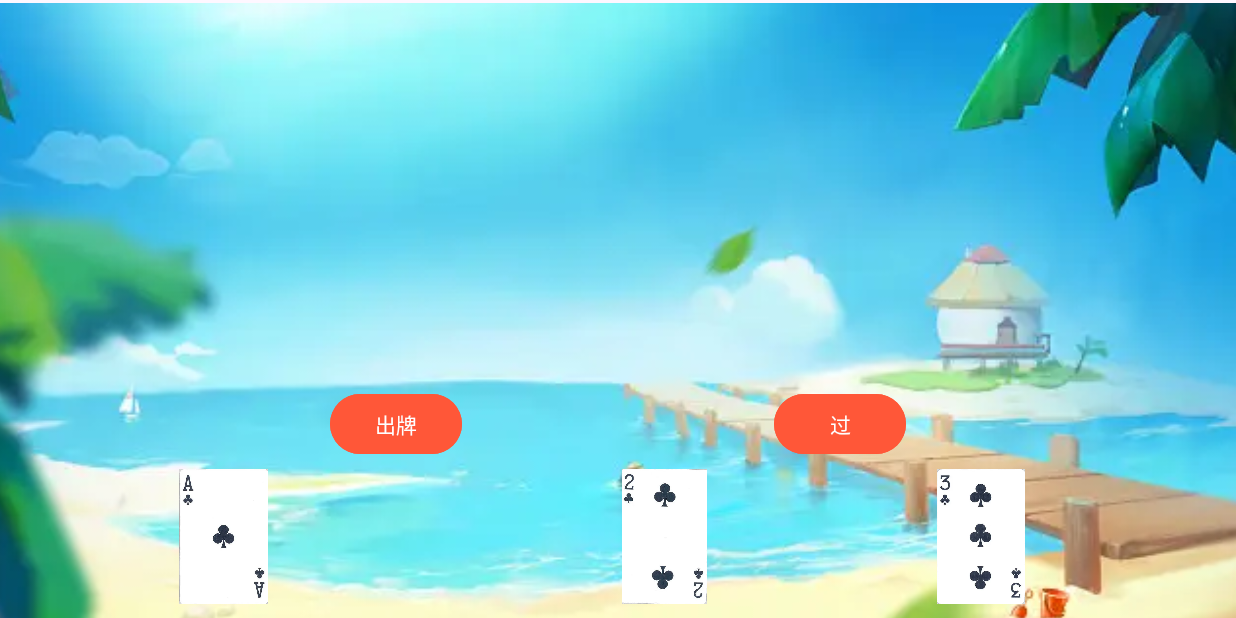
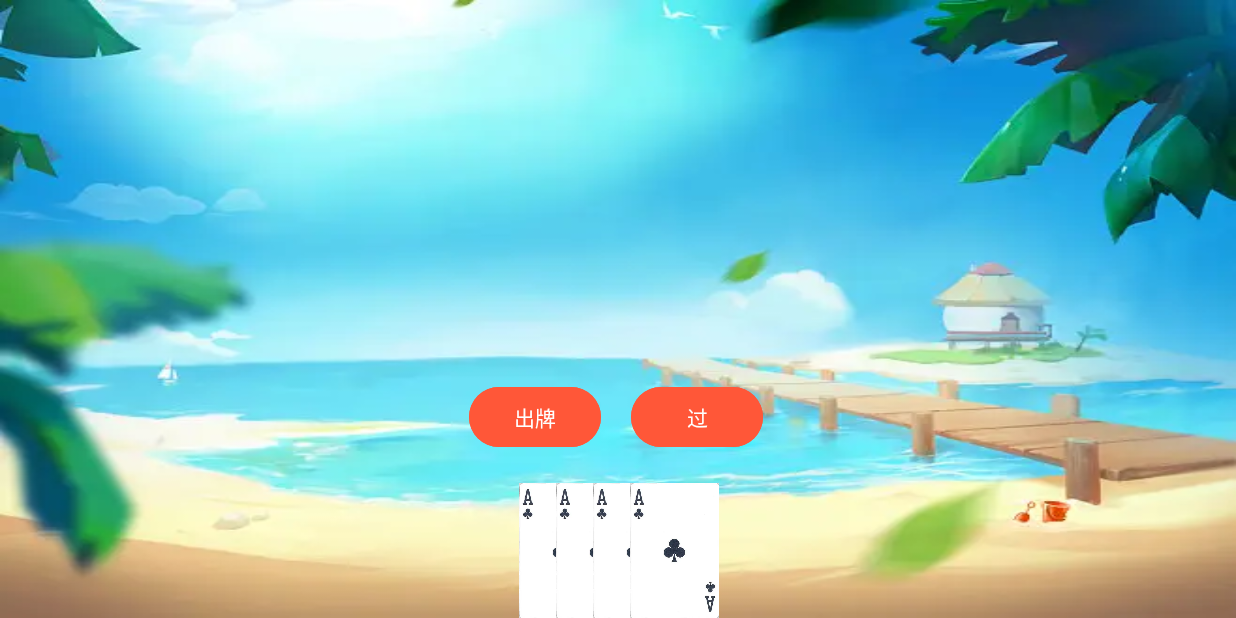
Before and after one commit to Jomocool/CDD, an Android app built with Jetpack Compose: the GamingInterfaceActivity screen opened directly, with no data from a screen before it, on a phone screen of 824 x 412 dp (held sideways). Run offline under Robolectric (Android 15) with nearby library versions, the light colour scheme and no system bars.

Commit message:
聪哥指导

```diff
--- a/app/src/main/res/layout/gaming_interface.xml
+++ b/app/src/main/res/layout/gaming_interface.xml
@@ -1,82 +1,85 @@
 <?xml version="1.0" encoding="utf-8"?>
-<RelativeLayout xmlns:android="http://schemas.android.com/apk/res/android"
+<androidx.constraintlayout.widget.ConstraintLayout xmlns:android="http://schemas.android.com/apk/res/android"
+    xmlns:app="http://schemas.android.com/apk/res-auto"
+    xmlns:tools="http://schemas.android.com/tools"
     android:layout_width="match_parent"
-    android:layout_height="match_parent">
+    android:layout_height="match_parent"
+    android:background="@mipmap/gaming_interface">
 
-
-    <ImageView
-        android:id="@+id/image_gaming_background"
-        android:layout_width="match_parent"
-        android:layout_height="match_parent"
-        android:layout_alignParentStart="true"
-        android:layout_alignParentTop="true"
-        android:layout_alignParentEnd="true"
-        android:layout_alignParentBottom="true"
-        android:layout_centerHorizontal="true"
-        android:layout_marginStart="-30dp"
-        android:layout_marginTop="2dp"
-        android:layout_marginEnd="-4dp"
-        android:layout_marginBottom="-1dp"
-        android:scaleType="centerCrop"
-        android:src="@mipmap/gaming_interface" />
-
+    <!--放置牌-->
     <LinearLayout
         android:id="@+id/playerCardsContainer"
-        android:layout_width="720dp"
+        android:layout_width="wrap_content"
         android:layout_height="90dp"
         android:layout_alignParentStart="true"
         android:layout_alignParentBottom="true"
-        android:layout_marginBottom="9dp"
         android:backgroundTint="@color/orange"
-        android:gravity="center"
-        android:orientation="horizontal">
+        android:gravity="bottom"
+        android:orientation="horizontal"
+        app:layout_constraintBottom_toBottomOf="parent"
+        app:layout_constraintEnd_toEndOf="parent"
+        app:layout_constraintStart_toStartOf="parent">
+
+        <!--显示牌-->
+        <ImageView
+            android:layout_width="60dp"
+            android:layout_height="wrap_content"
+            android:scaleType="centerInside"
+            android:src="@mipmap/club1"></ImageView>
 
         <ImageView
-            android:layout_width="wrap_content"
+            android:layout_width="60dp"
             android:layout_height="wrap_content"
-            android:src="@mipmap/club1">
-        </ImageView>
+            android:layout_marginLeft="-35dp"
+            android:scaleType="centerInside"
+            android:src="@mipmap/club1"></ImageView>
 
         <ImageView
-            android:layout_width="wrap_content"
+            android:layout_width="60dp"
             android:layout_height="wrap_content"
-            android:src="@mipmap/club2">
-        </ImageView>
+            android:layout_marginLeft="-35dp"
+            android:scaleType="centerInside"
+            android:src="@mipmap/club1"></ImageView>
 
         <ImageView
-            android:layout_width="wrap_content"
+            android:layout_width="60dp"
             android:layout_height="wrap_content"
-            android:src="@mipmap/club3">
-        </ImageView>
-
-        <ImageView
-            android:layout_width="wrap_content"
-            android:layout_height="wrap_content"
-            android:src="@mipmap/club4">
-        </ImageView>
+            android:layout_marginLeft="-35dp"
+            android:scaleType="centerInside"
+            android:src="@mipmap/club1"></ImageView>
 
     </LinearLayout>
 
-    <Button
-        android:id="@+id/playButton"
-        android:layout_width="88dp"
+
+    <!--出牌按钮和过按钮-->
+    <LinearLayout
+        android:layout_width="wrap_content"
         android:layout_height="wrap_content"
-        android:layout_alignParentStart="true"
-        android:layout_alignParentBottom="true"
-        android:layout_marginStart="220dp"
-        android:layout_marginBottom="105dp"
-        android:text="出牌"
-        android:backgroundTint="@color/orange"/>
+        android:layout_marginBottom="20dp"
+        android:orientation="horizontal"
+        app:layout_constraintBottom_toTopOf="@+id/playerCardsContainer"
+        app:layout_constraintEnd_toEndOf="parent"
+        app:layout_constraintHorizontal_bias="0.498"
+        app:layout_constraintStart_toStartOf="parent">
 
-    <Button
-        android:id="@+id/passButton"
-        android:layout_width="88dp"
-        android:layout_height="wrap_content"
-        android:layout_alignParentEnd="true"
-        android:layout_alignParentBottom="true"
-        android:layout_marginEnd="220dp"
-        android:layout_marginBottom="105dp"
-        android:text="过"
-        android:backgroundTint="@color/orange"/>
+        <Button
+            android:id="@+id/playButton"
+            android:layout_width="88dp"
+            android:layout_height="wrap_content"
+            android:layout_alignParentStart="true"
+            android:layout_alignParentBottom="true"
+            android:backgroundTint="@color/orange"
+            android:text="出牌" />
 
-</RelativeLayout>
+        <Button
+            android:id="@+id/passButton"
+            android:layout_width="88dp"
+            android:layout_height="wrap_content"
+            android:layout_alignParentEnd="true"
+            android:layout_alignParentBottom="true"
+            android:layout_marginLeft="20dp"
+            android:backgroundTint="@color/orange"
+            android:text="过" />
+    </LinearLayout>
+
+</androidx.constraintlayout.widget.ConstraintLayout>
```
